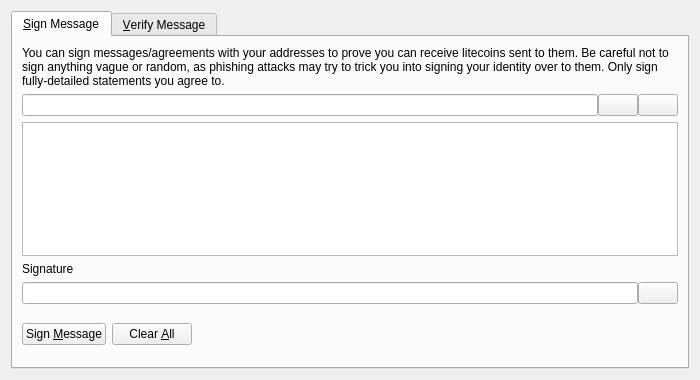
Above: src/qt/forms/signverifymessagedialog.ui from minblock/litercoin before the change. Below: the same form after it.
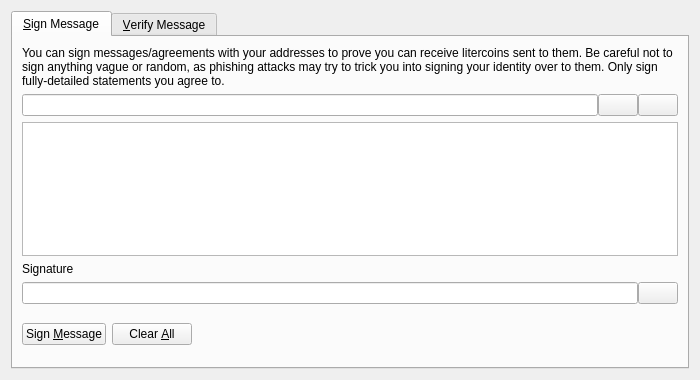
That is the form after the change. Icons and pictures are not drawn. Custom widgets are drawn as their Qt base class.

```diff
--- a/src/qt/forms/signverifymessagedialog.ui
+++ b/src/qt/forms/signverifymessagedialog.ui
@@ -30,7 +30,7 @@
        <item>
         <widget class="QLabel" name="infoLabel_SM">
          <property name="text">
-          <string>You can sign messages/agreements with your addresses to prove you can receive litecoins sent to them. Be careful not to sign anything vague or random, as phishing attacks may try to trick you into signing your identity over to them. Only sign fully-detailed statements you agree to.</string>
+          <string>You can sign messages/agreements with your addresses to prove you can receive litercoins sent to them. Be careful not to sign anything vague or random, as phishing attacks may try to trick you into signing your identity over to them. Only sign fully-detailed statements you agree to.</string>
          </property>
          <property name="textFormat">
           <enum>Qt::PlainText</enum>
```
